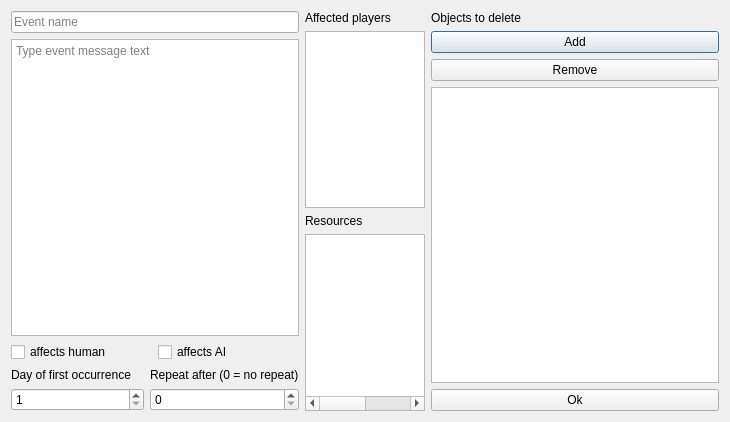
Old version of the form mapeditor/mapsettings/timedevent.ui in the repository Olegmods/vcmi-fortress-fix.
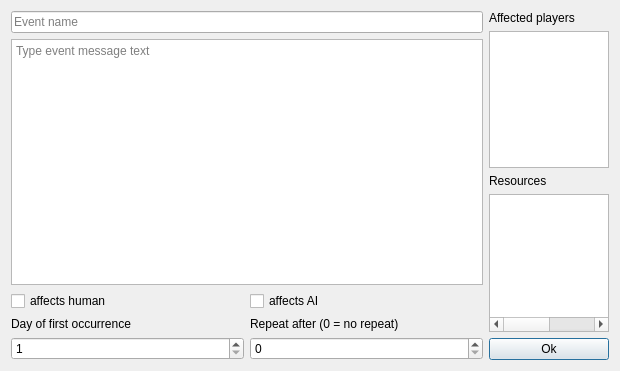
New version of the form.

Diff of the .ui file:
```diff
--- a/mapeditor/mapsettings/timedevent.ui
+++ b/mapeditor/mapsettings/timedevent.ui
@@ -9,8 +9,8 @@
    <rect>
     <x>0</x>
     <y>0</y>
-    <width>730</width>
-    <height>422</height>
+    <width>620</width>
+    <height>371</height>
    </rect>
   </property>
   <property name="windowTitle">
@@ -200,34 +200,6 @@
         </property>
        </column>
       </widget>
-     </item>
-    </layout>
-   </item>
-   <item>
-    <layout class="QVBoxLayout" name="verticalLayout">
-     <item>
-      <widget class="QLabel" name="deletedObjectsLabel">
-       <property name="text">
-        <string>Objects to delete</string>
-       </property>
-      </widget>
-     </item>
-     <item>
-      <widget class="QPushButton" name="addObjectToDelete">
-       <property name="text">
-        <string>Add</string>
-       </property>
-      </widget>
-     </item>
-     <item>
-      <widget class="QPushButton" name="removeObjectToDelete">
-       <property name="text">
-        <string>Remove</string>
-       </property>
-      </widget>
-     </item>
-     <item>
-      <widget class="QListWidget" name="deletedObjects"/>
      </item>
      <item>
       <widget class="QPushButton" name="pushButton">
```
